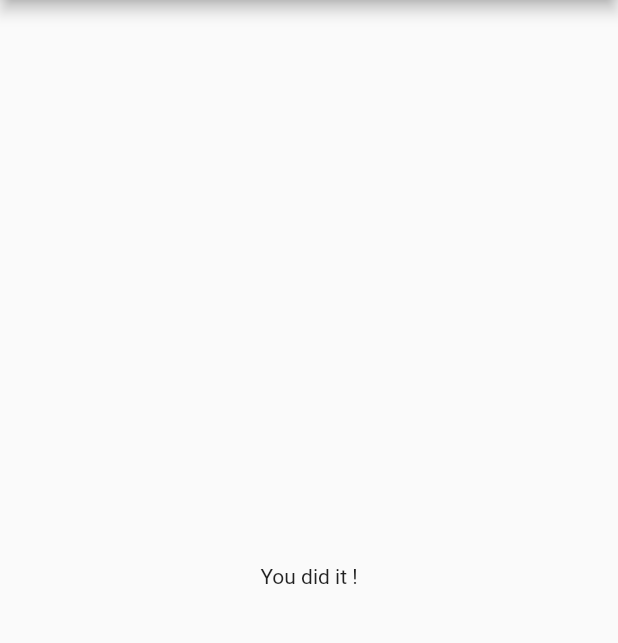
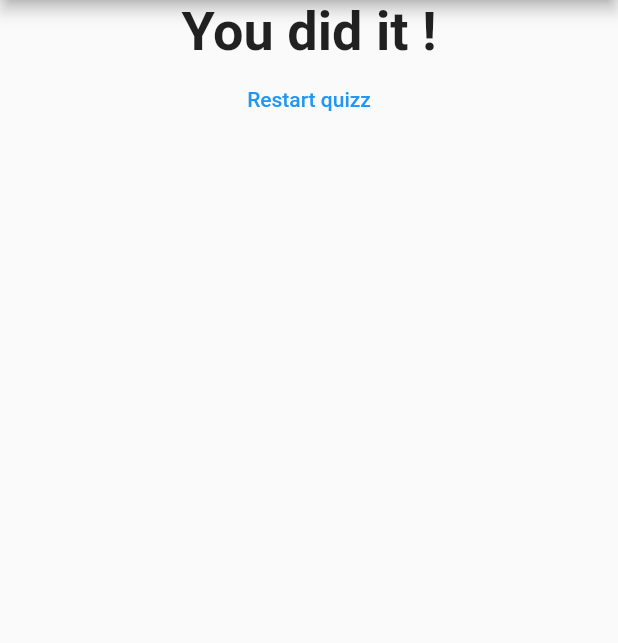
Before and after one commit to Sornichou/Flutter, a Flutter app: the screen it shows after launch, after a tap on "black", after a tap on "dog", after a tap on "Jeff", on a phone screen of 412 x 824 dp, the part 84-727 px from its top. Run offline on Flutter 3.47's test engine with Material 2 defaults, Android fonts, the phone set to English and light mode, and no system bars.

Commit message:
Ending quizz app

```diff
--- a/lib/main.dart
+++ b/lib/main.dart
@@ -15,25 +15,49 @@ class MyApp extends StatefulWidget {
 
 class _MyAppState extends State<MyApp> {
   int _questionIndex = 0;
+  int _totalScore = 0;
 
   final _questions = const [
     {
       'questionText': 'What\'s your favorite color ?',
-      'answers': ['black', 'red', 'green', 'white']
+      'answers': [
+        {'text': 'black', 'score': 10},
+        {'text': 'red', 'score': 5},
+        {'text': 'green', 'score': 3},
+        {'text': 'white', 'score': 1}
+      ]
     },
     {
       'questionText': 'What\'s your favorite animal ?',
-      'answers': ['cat', 'dog', 'rabbit', 'snake']
+      'answers': [
+        {'text': 'cat', 'score': 10},
+        {'text': 'dog', 'score': 5},
+        {'text': 'rabbit', 'score': 3},
+        {'text': 'snake', 'score': 1}
+      ]
     },
     {
       'questionText': 'What\'s your favorite instructor ?',
-      'answers': ['Bob', 'Karl', 'Jeff', 'Steve']
+      'answers': [
+        {'text': 'Bob', 'score': 10},
+        {'text': 'Karl', 'score': 5},
+        {'text': 'Jeff', 'score': 3},
+        {'text': 'Steve', 'score': 1}
+      ]
     },
   ];
 
-  void _answerQuestion() {
+  void _answerQuestion(int score) {
+    _totalScore += score;
     setState(() {
       _questionIndex++;
+    });
+  }
+
+  void _resetQuizz() {
+    setState(() {
+      _questionIndex = 0;
+      _totalScore = 0;
     });
   }
 
@@ -51,7 +75,7 @@ class _MyAppState extends State<MyApp> {
                 questionIndex: _questionIndex,
                 questions: _questions,
               )
-            : Result(),
+            : Result(_totalScore, _resetQuizz),
       ),
     );
   }
--- a/lib/quizz.dart
+++ b/lib/quizz.dart
@@ -20,8 +20,12 @@ class Quizz extends StatelessWidget {
         Question(
           questions[questionIndex]["questionText"],
         ),
-        ...(questions[questionIndex]['answers'] as List<String>).map((answer) {
-          return AnswerButton(answerQuestion, answer);
+        ...(questions[questionIndex]['answers'] as List<Map<String, Object>>)
+            .map((answer) {
+          return AnswerButton(
+            () => answerQuestion(answer['score']),
+            answer['text'],
+          );
         }).toList()
       ],
     );
--- a/lib/result.dart
+++ b/lib/result.dart
@@ -1,10 +1,47 @@
 import 'package:flutter/material.dart';
 
 class Result extends StatelessWidget {
+  final int resultScore;
+  final Function resetHandler;
+
+  Result(this.resultScore, this.resetHandler);
+
+  String get resultPhrase {
+    String resultText;
+
+    if (resultScore <= 8) {
+      resultText = 'Bad score';
+    } else if (resultScore <= 12) {
+      resultText = 'Middle score';
+    } else if (resultScore <= 16) {
+      resultText = 'Not bad at all';
+    } else {
+      resultText = 'You did it !';
+    }
+
+    return resultText;
+  }
+
   @override
   Widget build(BuildContext context) {
     return Center(
-      child: Text('You did it !'),
+      child: Column(
+        children: <Widget>[
+          Text(
+            resultPhrase,
+            style: TextStyle(
+              fontSize: 36,
+              fontWeight: FontWeight.bold,
+            ),
+            textAlign: TextAlign.center,
+          ),
+          FlatButton(
+            child: Text('Restart quizz'),
+            onPressed: resetHandler,
+            textColor: Colors.blue,
+          ),
+        ],
+      ),
     );
   }
 }
```
